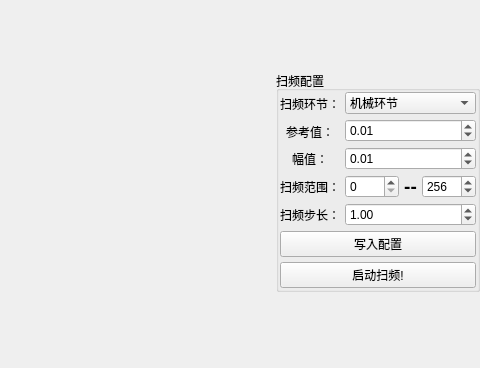
First picture: the form in toolbox/sweeping/sweepingwindow.ui, repository whjdark/Happy-Drive, before the edit; both pictures show x 720 to 1200 and y 218 to 586 of the 1200 by 800 pixel window.
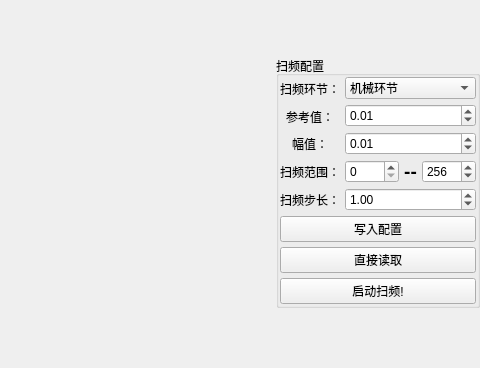
Second picture: the form after the edit. Icons and pictures are not drawn. Custom widgets are drawn as their Qt base class.

What changed in the file:
```diff
--- a/toolbox/sweeping/sweepingwindow.ui
+++ b/toolbox/sweeping/sweepingwindow.ui
@@ -221,6 +221,17 @@
            </property>
           </widget>
          </item>
+         <item>
+          <widget class="QPushButton" name="readButton">
+           <property name="text">
+            <string>直接读取</string>
+           </property>
+           <property name="icon">
+            <iconset resource="../../icon.qrc">
+             <normaloff>:/icon/res/icon/readData.png</normaloff>:/icon/res/icon/readData.png</iconset>
+           </property>
+          </widget>
+         </item>
          <item>
           <widget class="QPushButton" name="startButton">
            <property name="text">
```
Left out of the diff: 2 changed lines with no effect on the pictures.
